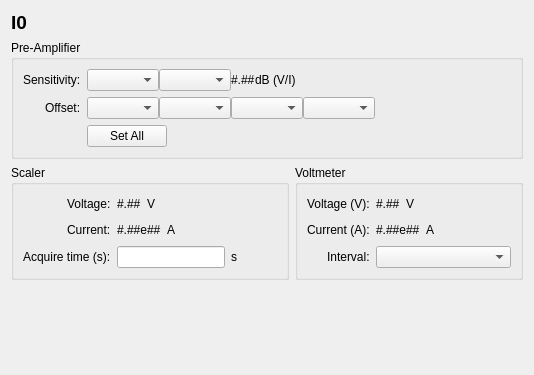
Qt form src/firefly/ion_chamber.ui (spc-group/haven) before a commit.
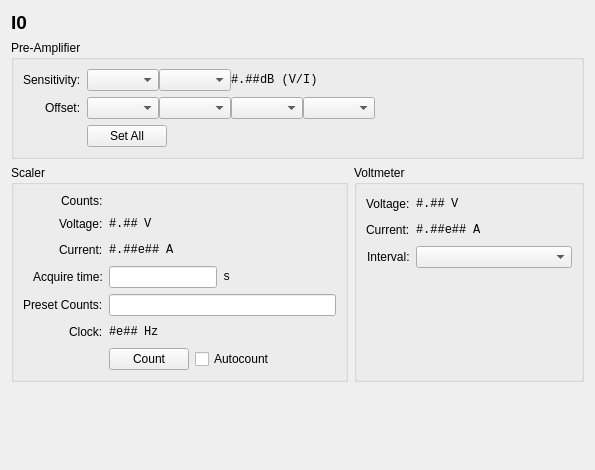
The same form after that commit. Custom widgets are drawn as their Qt base class.

Commit message: Refined the ion chamber GUI behavior.

Diff of the .ui file:
```diff
--- a/src/firefly/ion_chamber.ui
+++ b/src/firefly/ion_chamber.ui
@@ -6,8 +6,8 @@
    <rect>
     <x>0</x>
     <y>0</y>
-    <width>534</width>
-    <height>375</height>
+    <width>595</width>
+    <height>470</height>
    </rect>
   </property>
   <property name="windowTitle">
@@ -98,6 +98,11 @@
         </item>
         <item>
          <widget class="PyDMLabel" name="PyDMLabel_2">
+          <property name="font">
+           <font>
+            <family>Monospace</family>
+           </font>
+          </property>
           <property name="toolTip">
            <string/>
           </property>
@@ -132,6 +137,11 @@
         </item>
         <item>
          <widget class="QLabel" name="label_3">
+          <property name="font">
+           <font>
+            <family>Monospace</family>
+           </font>
+          </property>
           <property name="text">
            <string>dB (V/I)</string>
           </property>
@@ -374,17 +384,22 @@
         <property name="labelAlignment">
          <set>Qt::AlignRight|Qt::AlignTrailing|Qt::AlignVCenter</set>
         </property>
-        <item row="0" column="0">
+        <item row="1" column="0">
          <widget class="QLabel" name="label_6">
           <property name="text">
            <string>Voltage:</string>
           </property>
          </widget>
         </item>
-        <item row="0" column="1">
+        <item row="1" column="1">
          <layout class="QHBoxLayout" name="horizontalLayout_6">
           <item>
            <widget class="PyDMLabel" name="PyDMLabel_5">
+            <property name="font">
+             <font>
+              <family>Monospace</family>
+             </font>
+            </property>
             <property name="toolTip">
              <string/>
             </property>
@@ -422,6 +437,11 @@
           </item>
           <item>
            <widget class="QLabel" name="label_10">
+            <property name="font">
+             <font>
+              <family>Monospace</family>
+             </font>
+            </property>
             <property name="text">
              <string>V</string>
             </property>
@@ -442,17 +462,22 @@
           </item>
          </layout>
         </item>
-        <item row="1" column="0">
+        <item row="2" column="0">
          <widget class="QLabel" name="label_7">
           <property name="text">
            <string>Current:</string>
           </property>
          </widget>
         </item>
-        <item row="1" column="1">
+        <item row="2" column="1">
          <layout class="QHBoxLayout" name="horizontalLayout_7">
           <item>
            <widget class="PyDMLabel" name="PyDMLabel_6">
+            <property name="font">
+             <font>
+              <family>Monospace</family>
+             </font>
+            </property>
             <property name="toolTip">
              <string/>
             </property>
@@ -472,6 +497,11 @@
           </item>
           <item>
            <widget class="QLabel" name="label_11">
+            <property name="font">
+             <font>
+              <family>Monospace</family>
+             </font>
+            </property>
             <property name="text">
              <string>A</string>
             </property>
@@ -492,14 +522,14 @@
           </item>
          </layout>
         </item>
-        <item row="2" column="0">
+        <item row="3" column="0">
          <widget class="QLabel" name="label_4">
           <property name="text">
-           <string>Acquire time (s):</string>
+           <string>Acquire time:</string>
           </property>
          </widget>
         </item>
-        <item row="2" column="1">
+        <item row="3" column="1">
          <layout class="QHBoxLayout" name="horizontalLayout_8">
           <item>
            <widget class="PyDMLineEdit" name="PyDMLineEdit">
@@ -534,6 +564,11 @@
           </item>
           <item>
            <widget class="QLabel" name="label_12">
+            <property name="font">
+             <font>
+              <family>Monospace</family>
+             </font>
+            </property>
             <property name="text">
              <string>s</string>
             </property>
@@ -554,11 +589,166 @@
           </item>
          </layout>
         </item>
+        <item row="4" column="0">
+         <widget class="QLabel" name="label_15">
+          <property name="text">
+           <string>Preset Counts:</string>
+          </property>
+         </widget>
+        </item>
+        <item row="5" column="0">
+         <widget class="QLabel" name="label_16">
+          <property name="text">
+           <string>Clock:</string>
+          </property>
+         </widget>
+        </item>
+        <item row="5" column="1">
+         <layout class="QHBoxLayout" name="horizontalLayout_11">
+          <item>
+           <widget class="PyDMLabel" name="PyDMLabel_3">
+            <property name="font">
+             <font>
+              <family>Monospace</family>
+             </font>
+            </property>
+            <property name="toolTip">
+             <string>The reference clock for the scaler. This is the frequency corresponding to a 10V signal.</string>
+            </property>
+            <property name="text">
+             <string>#e##</string>
+            </property>
+            <property name="channel" stdset="0">
+             <string>oph://${IC}.frequency</string>
+            </property>
+            <property name="displayFormat" stdset="0">
+             <enum>PyDMLabel::Exponential</enum>
+            </property>
+           </widget>
+          </item>
+          <item>
+           <widget class="QLabel" name="label_17">
+            <property name="font">
+             <font>
+              <family>Monospace</family>
+             </font>
+            </property>
+            <property name="text">
+             <string>Hz</string>
+            </property>
+           </widget>
+          </item>
+          <item>
+           <spacer name="horizontalSpacer_9">
+            <property name="orientation">
+             <enum>Qt::Horizontal</enum>
+            </property>
+            <property name="sizeHint" stdset="0">
+             <size>
+              <width>40</width>
+              <height>20</height>
+             </size>
+            </property>
+           </spacer>
+          </item>
+         </layout>
+        </item>
+        <item row="4" column="1">
+         <widget class="PyDMLineEdit" name="PyDMLineEdit_2">
+          <property name="toolTip">
+           <string>&lt;html&gt;&lt;head/&gt;&lt;body&gt;&lt;p&gt;Stop collecting data when the tick counts for this scaler channel reaches a certain preset value.&lt;/p&gt;&lt;p&gt;To help decide this value, consider that the clock gives the number of counts that a 10V signal produces in 1 sec. So if the clock is 1e7 Hz, then a &lt;span style=&quot; font-style:italic;&quot;&gt;preset count&lt;/span&gt; of 2.5e6 would be the equivalent of counting a 2.5V signal for 1 sec.&lt;/p&gt;&lt;p&gt;The scaler will stop when either &lt;span style=&quot; font-style:italic;&quot;&gt;acquire time&lt;/span&gt; is reached, or &lt;span style=&quot; font-style:italic;&quot;&gt;preset count&lt;/span&gt; is reached for any channel on that scaler.&lt;/p&gt;&lt;p&gt;A &lt;span style=&quot; font-style:italic;&quot;&gt;preset count&lt;/span&gt; of 0 will disable this behavior.&lt;/p&gt;&lt;/body&gt;&lt;/html&gt;</string>
+          </property>
+          <property name="channel" stdset="0">
+           <string>oph://${IC}.preset_count</string>
+          </property>
+         </widget>
+        </item>
+        <item row="0" column="0">
+         <widget class="QLabel" name="label_18">
+          <property name="text">
+           <string>Counts:</string>
+          </property>
+         </widget>
+        </item>
+        <item row="0" column="1">
+         <widget class="PyDMLabel" name="PyDMLabel_7">
+          <property name="toolTip">
+           <string>&lt;html&gt;&lt;head/&gt;&lt;body&gt;&lt;p&gt;The number of counts measured by the scaler.&lt;/p&gt;&lt;p&gt;&lt;br/&gt;&lt;/p&gt;&lt;p&gt;This is the counts produced by the voltage-to-frequency convertor, and &lt;span style=&quot; font-weight:600;&quot;&gt;not&lt;/span&gt; the photon count.&lt;/p&gt;&lt;/body&gt;&lt;/html&gt;</string>
+          </property>
+          <property name="channel" stdset="0">
+           <string>oph://${IC}.counts</string>
+          </property>
+         </widget>
+        </item>
+        <item row="6" column="1">
+         <layout class="QHBoxLayout" name="horizontalLayout_12">
+          <item>
+           <widget class="PyDMPushButton" name="PyDMPushButton_2">
+            <property name="toolTip">
+             <string>Count once with the scaler.</string>
+            </property>
+            <property name="text">
+             <string>Count</string>
+            </property>
+            <property name="channel" stdset="0">
+             <string>oph://${IC}.count</string>
+            </property>
+            <property name="pressValue" stdset="0">
+             <string>1</string>
+            </property>
+           </widget>
+          </item>
+          <item>
+           <widget class="PyDMCheckbox" name="PyDMCheckbox">
+            <property name="toolTip">
+             <string>Count repeatedly with the scaler.</string>
+            </property>
+            <property name="text">
+             <string>Autocount</string>
+            </property>
+            <property name="channel" stdset="0">
+             <string>oph://${IC}.auto_count</string>
+            </property>
+           </widget>
+          </item>
+          <item>
+           <spacer name="horizontalSpacer_10">
+            <property name="orientation">
+             <enum>Qt::Horizontal</enum>
+            </property>
+            <property name="sizeHint" stdset="0">
+             <size>
+              <width>40</width>
+              <height>20</height>
+             </size>
+            </property>
+           </spacer>
+          </item>
+         </layout>
+        </item>
        </layout>
       </widget>
      </item>
      <item>
       <widget class="QGroupBox" name="groupBox_3">
+       <property name="sizePolicy">
+        <sizepolicy hsizetype="Fixed" vsizetype="Preferred">
+         <horstretch>0</horstretch>
+         <verstretch>0</verstretch>
+        </sizepolicy>
+       </property>
+       <property name="minimumSize">
+        <size>
+         <width>230</width>
+         <height>0</height>
+        </size>
+       </property>
+       <property name="baseSize">
+        <size>
+         <width>0</width>
+         <height>0</height>
+        </size>
+       </property>
        <property name="title">
         <string>Voltmeter</string>
        </property>
@@ -569,14 +759,14 @@
         <item row="0" column="0">
          <widget class="QLabel" name="label_5">
           <property name="text">
-           <string>Voltage (V):</string>
+           <string>Voltage:</string>
           </property>
          </widget>
         </item>
         <item row="1" column="0">
          <widget class="QLabel" name="label_8">
           <property name="text">
-           <string>Current (A):</string>
+           <string>Current:</string>
           </property>
          </widget>
         </item>
@@ -604,22 +794,56 @@
          <layout class="QHBoxLayout" name="horizontalLayout_9">
           <item>
            <widget class="PyDMLabel" name="PyDMLabel_4">
+            <property name="minimumSize">
+             <size>
+              <width>0</width>
+              <height>0</height>
+             </size>
+            </property>
+            <property name="font">
+             <font>
+              <family>Monospace</family>
+             </font>
+            </property>
             <property name="toolTip">
              <string/>
             </property>
             <property name="text">
              <string>#.##</string>
             </property>
+            <property name="textFormat">
+             <enum>Qt::PlainText</enum>
+            </property>
+            <property name="alignment">
+             <set>Qt::AlignLeading|Qt::AlignLeft|Qt::AlignVCenter</set>
+            </property>
+            <property name="precision" stdset="0">
+             <number>2</number>
+            </property>
+            <property name="showUnits" stdset="0">
+             <bool>true</bool>
+            </property>
+            <property name="precisionFromPV" stdset="0">
+             <bool>false</bool>
+            </property>
             <property name="PyDMToolTip" stdset="0">
              <string>The measured voltage output from the pre-amp.</string>
             </property>
             <property name="channel" stdset="0">
              <string>oph://${IC}.voltmeter.volts</string>
             </property>
+            <property name="displayFormat" stdset="0">
+             <enum>PyDMLabel::Decimal</enum>
+            </property>
            </widget>
           </item>
           <item>
            <widget class="QLabel" name="label_13">
+            <property name="font">
+             <font>
+              <family>Monospace</family>
+             </font>
+            </property>
             <property name="text">
              <string>V</string>
             </property>
@@ -644,22 +868,53 @@
          <layout class="QHBoxLayout" name="horizontalLayout_10">
           <item>
            <widget class="PyDMLabel" name="voltmeter_current_label">
+            <property name="minimumSize">
+             <size>
+              <width>0</width>
+              <height>0</height>
+             </size>
+            </property>
+            <property name="font">
+             <font>
+              <family>Monospace</family>
+             </font>
+            </property>
             <property name="toolTip">
              <string/>
             </property>
             <property name="text">
              <string>#.##e##</string>
             </property>
+            <property name="alignment">
+             <set>Qt::AlignLeading|Qt::AlignLeft|Qt::AlignVCenter</set>
+            </property>
+            <property name="precision" stdset="0">
+             <number>2</number>
+            </property>
+            <property name="showUnits" stdset="0">
+             <bool>true</bool>
+            </property>
+            <property name="precisionFromPV" stdset="0">
+             <bool>false</bool>
+            </property>
             <property name="PyDMToolTip" stdset="0">
              <string>The calculated current based on the voltage and pre-amp settings.</string>
             </property>
             <property name="channel" stdset="0">
              <string>oph://${IC}.voltmeter.amps</string>
             </property>
+            <property name="displayFormat" stdset="0">
+             <enum>PyDMLabel::Exponential</enum>
+            </property>
            </widget>
           </item>
           <item>
            <widget class="QLabel" name="label_14">
+            <property name="font">
+             <font>
+              <family>Monospace</family>
+             </font>
+            </property>
             <property name="text">
              <string>A</string>
             </property>
@@ -706,6 +961,11 @@
    <extends>QLabel</extends>
    <header>pydm.widgets.label</header>
   </customwidget>
+  <customwidget>
+   <class>PyDMCheckbox</class>
+   <extends>QCheckBox</extends>
+   <header>pydm.widgets.checkbox</header>
+  </customwidget>
   <customwidget>
    <class>PyDMEnumComboBox</class>
    <extends>QComboBox</extends>
```
Left out of the diff: 36 changed lines with no effect on the pictures. The commit also changes 3 other files.
